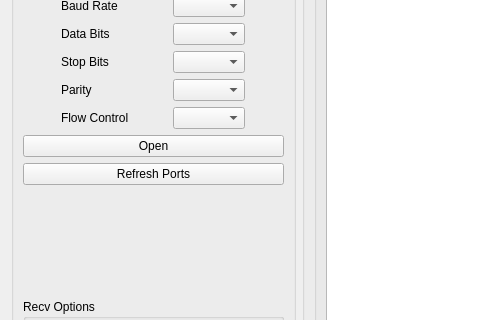
Above: widget.ui from CL-Chiou/comPort before the change; both pictures show x 0 to 480 and y 85 to 405 of the 786 by 619 pixel window. Below: the same form after it.
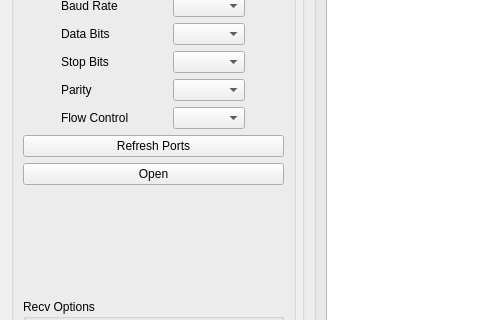
That is the form after the change.

Commit message:
調整ui行為
- 成功開啟Serial Port後, 凍結Serial Port相關設定視窗直到關閉Serial Port

```diff
--- a/widget.ui
+++ b/widget.ui
@@ -300,19 +300,6 @@
             <property name="sizeConstraint">
              <enum>QLayout::SetFixedSize</enum>
             </property>
-            <item>
-             <widget class="QPushButton" name="runPushButton">
-              <property name="sizePolicy">
-               <sizepolicy hsizetype="Preferred" vsizetype="Fixed">
-                <horstretch>0</horstretch>
-                <verstretch>0</verstretch>
-               </sizepolicy>
-              </property>
-              <property name="text">
-               <string>Open</string>
-              </property>
-             </widget>
-            </item>
             <item>
              <widget class="QPushButton" name="refreshPushButton">
               <property name="sizePolicy">
@@ -326,6 +313,19 @@
               </property>
              </widget>
             </item>
+            <item>
+             <widget class="QPushButton" name="runPushButton">
+              <property name="sizePolicy">
+               <sizepolicy hsizetype="Preferred" vsizetype="Fixed">
+                <horstretch>0</horstretch>
+                <verstretch>0</verstretch>
+               </sizepolicy>
+              </property>
+              <property name="text">
+               <string>Open</string>
+              </property>
+             </widget>
+            </item>
            </layout>
           </item>
          </layout>
```
Left out of the diff: 6 changed lines with no effect on the pictures. The commit also changes 1 other file.
